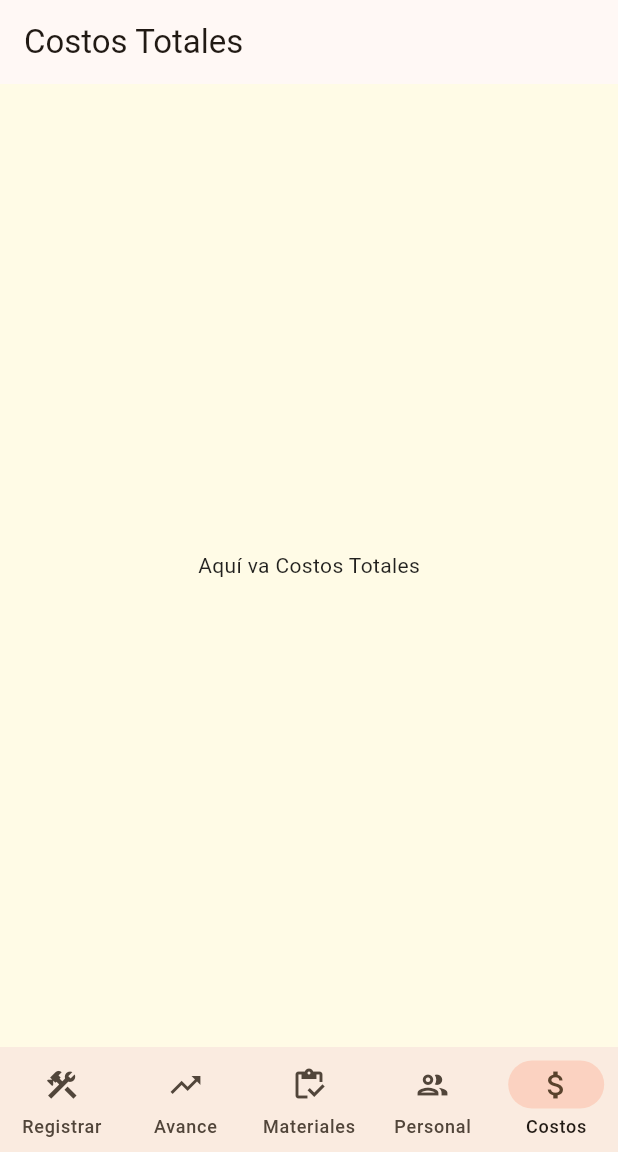
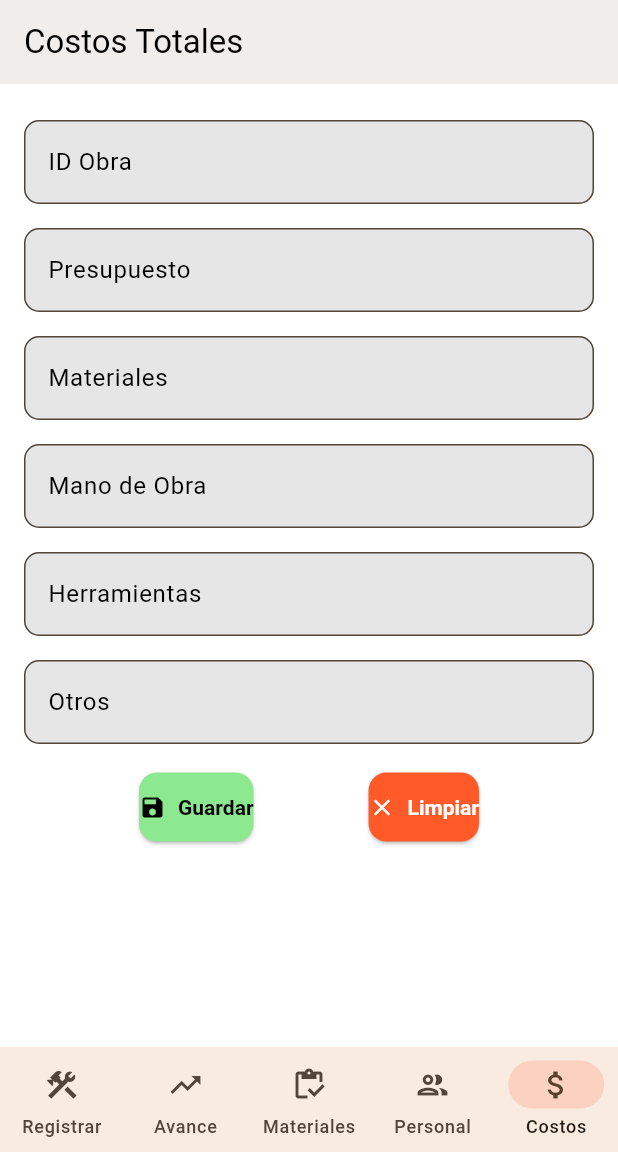
Before and after one commit to Peter16Xo/app_construccion, a Flutter app: the MyHomePageVentanaPrincipal screen opened directly, item 5 of the bottom bar chosen, on a phone screen of 412 x 824 dp, the part 84-1236 px from its top. Run offline on Flutter 3.47's test engine with Material 3 defaults, Android fonts, the light colour scheme and no system bars.

Commit message:
Agregado módulo Costos Totales (CRUD) y ajustes visuales

```diff
--- /dev/null
+++ b/lib/modulo_costos_totales/models/costo_total.dart
@@ -0,0 +1,21 @@
+
+class CostoTotal {
+  String idObra;
+  double presupuesto;
+  double materiales;
+  double manoObra;
+  double herramientas;
+  double otros;
+
+  CostoTotal({
+    required this.idObra,
+    required this.presupuesto,
+    required this.materiales,
+    required this.manoObra,
+    required this.herramientas,
+    required this.otros,
+  });
+
+  double get totalGastado => materiales + manoObra + herramientas + otros;
+  double get diferencia => presupuesto - totalGastado;
+}
--- /dev/null
+++ b/lib/modulo_costos_totales/screens/costos_totales_screen.dart
@@ -0,0 +1,159 @@
+import 'package:flutter/material.dart';
+import '../models/costo_total.dart';
+import '../widgets/campo_texto.dart';
+
+class CostosTotalesScreen extends StatefulWidget {
+  @override
+  _CostosTotalesScreenState createState() => _CostosTotalesScreenState();
+}
+
+class _CostosTotalesScreenState extends State<CostosTotalesScreen> {
+  final TextEditingController idObraController = TextEditingController();
+  final TextEditingController presupuestoController = TextEditingController();
+  final TextEditingController materialesController = TextEditingController();
+  final TextEditingController manoObraController = TextEditingController();
+  final TextEditingController herramientasController = TextEditingController();
+  final TextEditingController otrosController = TextEditingController();
+
+  List<CostoTotal> listaCostos = [];
+  int? indexEditando;
+
+  void guardarRegistro() {
+    final nuevo = CostoTotal(
+      idObra: idObraController.text,
+      presupuesto: double.tryParse(presupuestoController.text) ?? 0,
+      materiales: double.tryParse(materialesController.text) ?? 0,
+      manoObra: double.tryParse(manoObraController.text) ?? 0,
+      herramientas: double.tryParse(herramientasController.text) ?? 0,
+      otros: double.tryParse(otrosController.text) ?? 0,
+    );
+
+    setState(() {
+      if (indexEditando == null) {
+        listaCostos.add(nuevo);
+      } else {
+        listaCostos[indexEditando!] = nuevo;
+      }
+      limpiarCampos();
+    });
+  }
+
+  void editarRegistro(int index) {
+    final c = listaCostos[index];
+    idObraController.text = c.idObra;
+    presupuestoController.text = c.presupuesto.toString();
+    materialesController.text = c.materiales.toString();
+    manoObraController.text = c.manoObra.toString();
+    herramientasController.text = c.herramientas.toString();
+    otrosController.text = c.otros.toString();
+    setState(() {
+      indexEditando = index;
+    });
+  }
+
+  void eliminarRegistro(int index) {
+    setState(() {
+      listaCostos.removeAt(index);
+      limpiarCampos();
+    });
+  }
+
+  void limpiarCampos() {
+    idObraController.clear();
+    presupuestoController.clear();
+    materialesController.clear();
+    manoObraController.clear();
+    herramientasController.clear();
+    otrosController.clear();
+    indexEditando = null;
+  }
+
+  @override
+  Widget build(BuildContext context) {
+    return Scaffold(
+      appBar: AppBar(
+        title: const Text('Costos Totales'),
+        backgroundColor: const Color.fromRGBO(247, 245, 245, 1),
+        foregroundColor: Colors.black,
+        elevation: 1,
+      ),
+      body: Container(
+        color: Colors.white,
+        padding: const EdgeInsets.all(16),
+        child: Column(
+          children: [
+            campoTexto("ID Obra", idObraController),
+            campoTexto("Presupuesto", presupuestoController),
+            campoTexto("Materiales", materialesController),
+            campoTexto("Mano de Obra", manoObraController),
+            campoTexto("Herramientas", herramientasController),
+            campoTexto("Otros", otrosController),
+            const SizedBox(height: 10),
+            Row(
+              mainAxisAlignment: MainAxisAlignment.spaceEvenly,
+              children: [
+                ElevatedButton.icon(
+                  onPressed: guardarRegistro,
+                  icon: const Icon(Icons.save),
+                  label: Text(indexEditando == null ? 'Guardar' : 'Actualizar'),
+                  style: ElevatedButton.styleFrom(
+                    backgroundColor: const Color.fromARGB(255, 141, 233, 144),
+                    foregroundColor: Colors.black,
+                  ),
+                ),
+                ElevatedButton.icon(
+                  onPressed: limpiarCampos,
+                  icon: const Icon(Icons.clear),
+                  label: const Text('Limpiar'),
+                  style: ElevatedButton.styleFrom(
+                    backgroundColor: const Color.fromARGB(255, 255, 90, 40),
+                    foregroundColor: Colors.white,
+                  ),
+                ),
+              ],
+            ),
+            const SizedBox(height: 10),
+            Expanded(
+              child: ListView.builder(
+                itemCount: listaCostos.length,
+                itemBuilder: (context, index) {
+                  final c = listaCostos[index];
+                  return Card(
+                    color: Colors.grey[100],
+                    elevation: 2,
+                    margin: const EdgeInsets.symmetric(vertical: 6),
+                    child: ListTile(
+                      title: Text("Obra: ${c.idObra}",
+                          style: const TextStyle(color: Colors.black)),
+                      subtitle: Text(
+                        "Total: \$${c.totalGastado.toStringAsFixed(2)} | Dif: \$${c.diferencia.toStringAsFixed(2)}",
+                        style: TextStyle(
+                          color: c.diferencia >= 0
+                              ? Colors.green
+                              : const Color.fromARGB(255, 244, 108, 54),
+                          fontWeight: FontWeight.bold,
+                        ),
+                      ),
+                      trailing: Wrap(
+                        children: [
+                          IconButton(
+                            icon: const Icon(Icons.edit, color: Colors.blue),
+                            onPressed: () => editarRegistro(index),
+                          ),
+                          IconButton(
+                            icon: const Icon(Icons.delete, color: Colors.red),
+                            onPressed: () => eliminarRegistro(index),
+                          ),
+                        ],
+                      ),
+                    ),
+                  );
+                },
+              ),
+            )
+          ],
+        ),
+      ),
+    );
+  }
+}
--- /dev/null
+++ b/lib/modulo_costos_totales/widgets/campo_texto.dart
@@ -0,0 +1,21 @@
+import 'package:flutter/material.dart';
+
+Widget campoTexto(String label, TextEditingController controller) {
+  return Padding(
+    padding: const EdgeInsets.symmetric(vertical: 8),
+    child: TextField(
+      controller: controller,
+      keyboardType: TextInputType.number,
+      style: const TextStyle(color: Colors.black), // Texto principal
+      decoration: InputDecoration(
+        labelText: label,
+        labelStyle: const TextStyle(color: Colors.black), // Texto del label visible
+        filled: true,
+        fillColor: Color.fromARGB(255, 230, 230, 230), // Color gris claro de fondo
+        border: OutlineInputBorder(
+          borderRadius: BorderRadius.circular(10),
+        ),
+      ),
+    ),
+  );
+}
--- a/lib/ventanaprincipal.dart
+++ b/lib/ventanaprincipal.dart
@@ -3,7 +3,7 @@ import 'RegistrObra/registrarobra.dart';
 import 'avanceObra.dart';
 import 'MaterialesUsados/registrarmaterialesusados.dart';
 import 'personalAsignado.dart';
-import 'costosTotales.dart';
+import 'modulo_costos_totales/screens/costos_totales_screen.dart';
 import 'login.dart';
 
 class MyHomePageVentanaPrincipal extends StatefulWidget {
@@ -23,7 +23,8 @@ class _MyHomePageVentanaPrincipalState
     AvanceObraPage(),
     RegistrarMaterialesUsadosPage(obras: RegistrarObraPage.obras),
     PersonalAsignadoPage(),
-    CostosTotalesPage(),
+    CostosTotalesScreen(),
+
   ];
 
   void _mostrarDialogo(String titulo, String contenido) {
```
